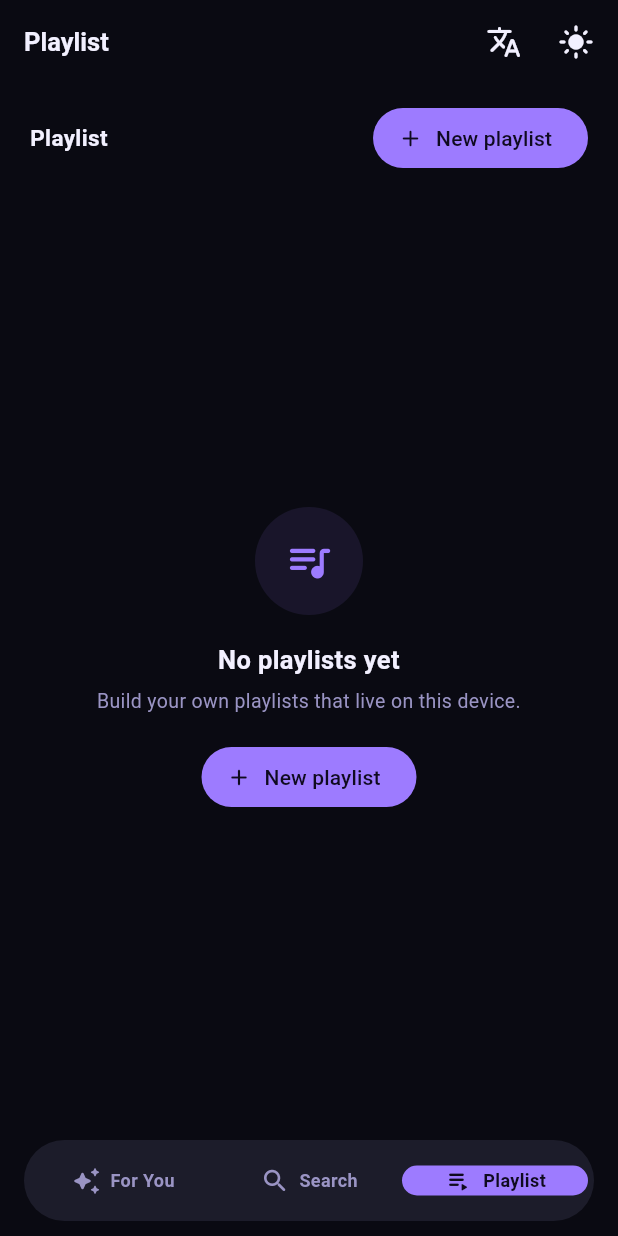
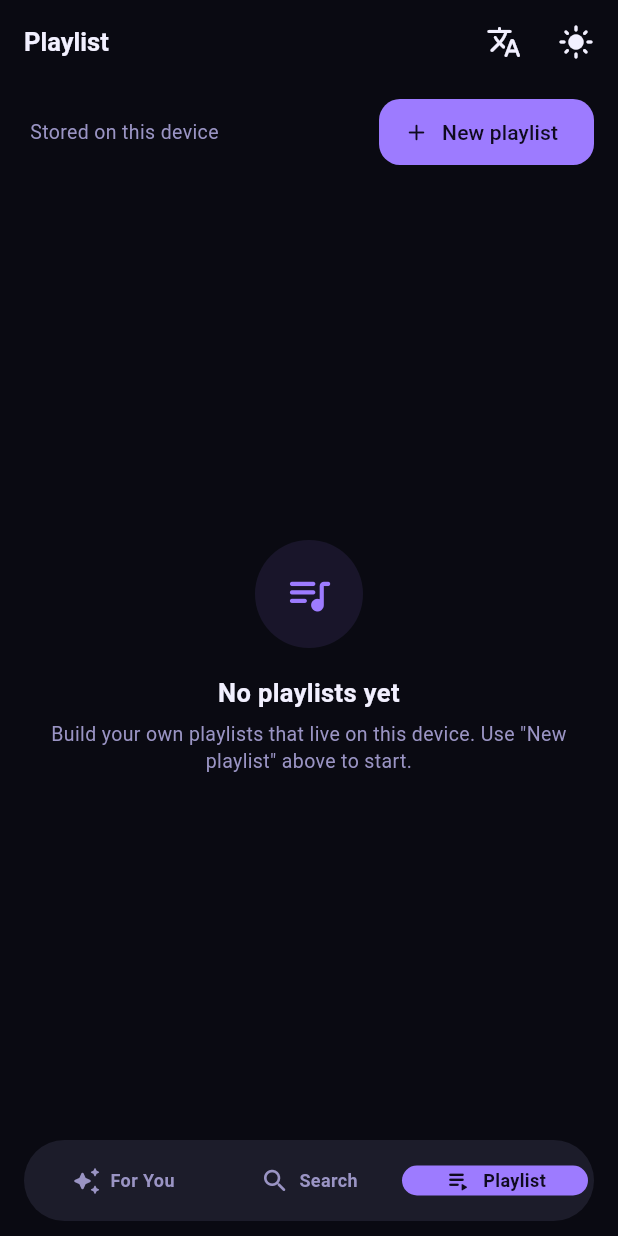
Before and after one commit to mocharezky04/mymusic, a Flutter app: the screen it shows after launch, item 3 of the bottom bar chosen, on a phone screen of 412 x 824 dp. Run offline on Flutter 3.47's test engine with Material 3 defaults, Android fonts, the phone set to English and light mode, and no system bars; our stand-ins replace audio_service, cached_network_image, dio, drift, drift_flutter, flutter_riverpod and 3 more; missing offline and left inert: dart:html, flutter_js, youtube_explode_dart; accounts and stored records are empty; generated files the repository leaves out were written again; network calls fail.

Commit message:
style: satu judul per layar, hapus label/CTA ganda, error jujur tanpa raw exception, tap target 44px

```diff
--- a/app/lib/core/l10n.dart
+++ b/app/lib/core/l10n.dart
@@ -1,7 +1,9 @@
 import 'package:flutter_riverpod/flutter_riverpod.dart';
 import 'package:shared_preferences/shared_preferences.dart';
 
-final languageProvider = NotifierProvider<LanguageNotifier, String>(LanguageNotifier.new);
+final languageProvider = NotifierProvider<LanguageNotifier, String>(
+  LanguageNotifier.new,
+);
 
 class LanguageNotifier extends Notifier<String> {
   static const _key = 'locale';
@@ -36,6 +38,8 @@ class L10n {
 
   // Tabs & home
   String get forYou => _t('For You', 'Untukmu');
+  String get greetingBack =>
+      _t('Pick up where you left off', 'Lanjutkan dari tempat kamu berhenti');
   String get recentlyPlayed => _t('Recently played', 'Baru diputar');
   String get search => _t('Search', 'Cari');
   String get queue => _t('Queue', 'Antrian');
@@ -44,10 +48,7 @@ class L10n {
   String get changeLanguage => _t('Language', 'Ganti bahasa');
 
   // Search
-  String get searchHint => _t(
-    'Search songs, artists…',
-    'Cari lagu, artis…',
-  );
+  String get searchHint => _t('Search songs, artists…', 'Cari lagu, artis…');
   String get searchFailed => _t('Search failed', 'Gagal mencari');
   String get searchLoading => _t('Searching…', 'Mencari…');
   String get searchRetry => _t(
@@ -112,18 +113,12 @@ class L10n {
       _t('Failed to load playback queue', 'Gagal memuat antrian audio');
   String get sourceNotPlayable =>
       _t('This source cannot be played yet', 'Sumber ini belum bisa diputar');
-  String trackLoadFailed(String title) => _t(
-    'Could not load "$title"',
-    'Gagal memuat "$title"',
-  );
-  String get queueLoadFailed => _t(
-    'Could not load the queue',
-    'Gagal memuat antrian',
-  );
-  String get trackNotPlayable => _t(
-    'This source cannot be played yet',
-    'Sumber ini belum bisa diputar',
-  );
+  String trackLoadFailed(String title) =>
+      _t('Could not load "$title"', 'Gagal memuat "$title"');
+  String get queueLoadFailed =>
+      _t('Could not load the queue', 'Gagal memuat antrian');
+  String get trackNotPlayable =>
+      _t('This source cannot be played yet', 'Sumber ini belum bisa diputar');
   String get downloadSavedForOffline =>
       _t('saved for offline', 'tersimpan untuk offline');
   String get downloadFailed => _t('Download failed', 'Unduhan gagal');
@@ -158,6 +153,10 @@ class L10n {
   String get recommendedForYou =>
       _t('Recommended for you', 'Direkomendasikan untukmu');
   String get accountsLabel => _t('YOUTUBE ACCOUNTS', 'AKUN YOUTUBE');
+  String get playlistsUnavailable => _t(
+    'Playlists could not be loaded right now.',
+    'Playlist tidak bisa dimuat saat ini.',
+  );
   String get noPlaylists => _t('No playlists', 'Tidak ada playlist');
   String get noAccounts => _t('No YouTube accounts', 'Belum ada akun YouTube');
   String get addAccount => _t('Add account', 'Tambah akun');
@@ -183,8 +182,6 @@ class L10n {
     'Lihat dan putar playlist serta video yang disukai dari akunmu.',
   );
   String get login => _t('Login', 'Login');
-  String loadPlaylistError(String err) =>
-      _t('Failed to load playlists: $err', 'Gagal memuat playlist: $err');
   String get noPlaylistsForAccount => _t(
     'No playlists could be loaded from this account.',
     'Tidak ada playlist yang bisa dimuat dari akun ini.',
@@ -252,9 +249,11 @@ class L10n {
   String get emptyPlaylistsTitle =>
       _t('No playlists yet', 'Belum ada playlist');
   String get emptyPlaylistsSubtitle => _t(
-    'Build your own playlists that live on this device.',
-    'Buat playlist sendiri yang tersimpan di perangkat ini.',
+    'Build your own playlists that live on this device. Use "New playlist" above to start.',
+    'Buat playlist sendiri yang tersimpan di perangkat ini. Tekan "Playlist baru" di atas untuk mulai.',
   );
+  String get playlistSubtitle =>
+      _t('Stored on this device', 'Tersimpan di perangkat ini');
   String get newPlaylist => _t('New playlist', 'Playlist baru');
   String get playlistName => _t('Playlist name', 'Nama playlist');
   String get playlistNameHint => _t('e.g. Road trip', 'mis. Perjalanan');
--- a/app/lib/core/theme.dart
+++ b/app/lib/core/theme.dart
@@ -163,6 +163,17 @@ abstract final class AppTheme {
         inactiveTickMarkColor: Colors.transparent,
       ),
       progressIndicatorTheme: ProgressIndicatorThemeData(color: scheme.primary),
+      filledButtonTheme: FilledButtonThemeData(
+        style: FilledButton.styleFrom(
+          minimumSize: const Size(0, 44),
+          shape: RoundedRectangleBorder(
+            borderRadius: BorderRadius.circular(AppRadius.md),
+          ),
+        ),
+      ),
+      textButtonTheme: TextButtonThemeData(
+        style: TextButton.styleFrom(minimumSize: const Size(0, 44)),
+      ),
       listTileTheme: ListTileThemeData(iconColor: scheme.onSurfaceVariant),
       dividerTheme: DividerThemeData(
         color: scheme.onSurface.withValues(alpha: 0.24),
--- a/app/lib/features/playlist/add_to_playlist_sheet.dart
+++ b/app/lib/features/playlist/add_to_playlist_sheet.dart
@@ -137,7 +137,7 @@ class _PickPlaylistSheet extends ConsumerWidget {
               error: (err, _) => Padding(
                 padding: const EdgeInsets.all(24),
                 child: Text(
-                  l10n.loadPlaylistError('$err'),
+                  l10n.playlistsUnavailable,
                   textAlign: TextAlign.center,
                   style: TextStyle(fontSize: 13, color: scheme.error),
                 ),
--- a/app/lib/features/playlist/playlist_detail_screen.dart
+++ b/app/lib/features/playlist/playlist_detail_screen.dart
@@ -43,7 +43,7 @@ class PlaylistDetailScreen extends ConsumerWidget {
         error: (err, _) => StateMessage(
           icon: Icons.error_outline_rounded,
           title: l10n.loadPlaylistsFailed,
-          subtitle: '$err',
+          subtitle: l10n.loadPlaylistHint,
           action: TextButton.icon(
             onPressed: () =>
                 ref.invalidate(playlistTracksProvider(playlist.id)),
--- a/app/lib/features/playlist/playlist_screen.dart
+++ b/app/lib/features/playlist/playlist_screen.dart
@@ -21,17 +21,18 @@ class PlaylistScreen extends ConsumerWidget {
       crossAxisAlignment: CrossAxisAlignment.start,
       children: [
         Padding(
-          padding: const EdgeInsets.fromLTRB(20, 12, 20, 4),
+          padding: const EdgeInsets.fromLTRB(20, 8, 16, 4),
           child: Row(
             children: [
-              Text(
-                l10n.playlist,
-                style: const TextStyle(
-                  fontSize: 15,
-                  fontWeight: FontWeight.w700,
+              Expanded(
+                child: Text(
+                  l10n.playlistSubtitle,
+                  style: TextStyle(
+                    fontSize: 13,
+                    color: Theme.of(context).colorScheme.onSurfaceVariant,
+                  ),
                 ),
               ),
-              const Spacer(),
               FilledButton.icon(
                 onPressed: () => _create(context, ref),
                 icon: const Icon(Icons.add_rounded, size: 18),
@@ -51,7 +52,7 @@ class PlaylistScreen extends ConsumerWidget {
                 error: (err, _) => StateMessage(
                   icon: Icons.error_outline_rounded,
                   title: l10n.loadPlaylistsFailed,
-                  subtitle: '$err',
+                  subtitle: l10n.loadPlaylistHint,
                   action: TextButton.icon(
                     onPressed: () => ref.invalidate(playlistsProvider),
                     icon: const Icon(Icons.refresh, size: 18),
@@ -64,11 +65,6 @@ class PlaylistScreen extends ConsumerWidget {
                       icon: Icons.queue_music_rounded,
                       title: l10n.emptyPlaylistsTitle,
                       subtitle: l10n.emptyPlaylistsSubtitle,
-                      action: FilledButton.icon(
-                        onPressed: () => _create(context, ref),
-                        icon: const Icon(Icons.add_rounded, size: 18),
-                        label: Text(l10n.newPlaylist),
-                      ),
                     );
                   }
                   return ListView.separated(
```
Also changed, not shown: app/lib/core/widgets/state_shell.dart (+0 -18 lines), app/lib/features/forYou/for_you_screen.dart (+37 -19 lines).
